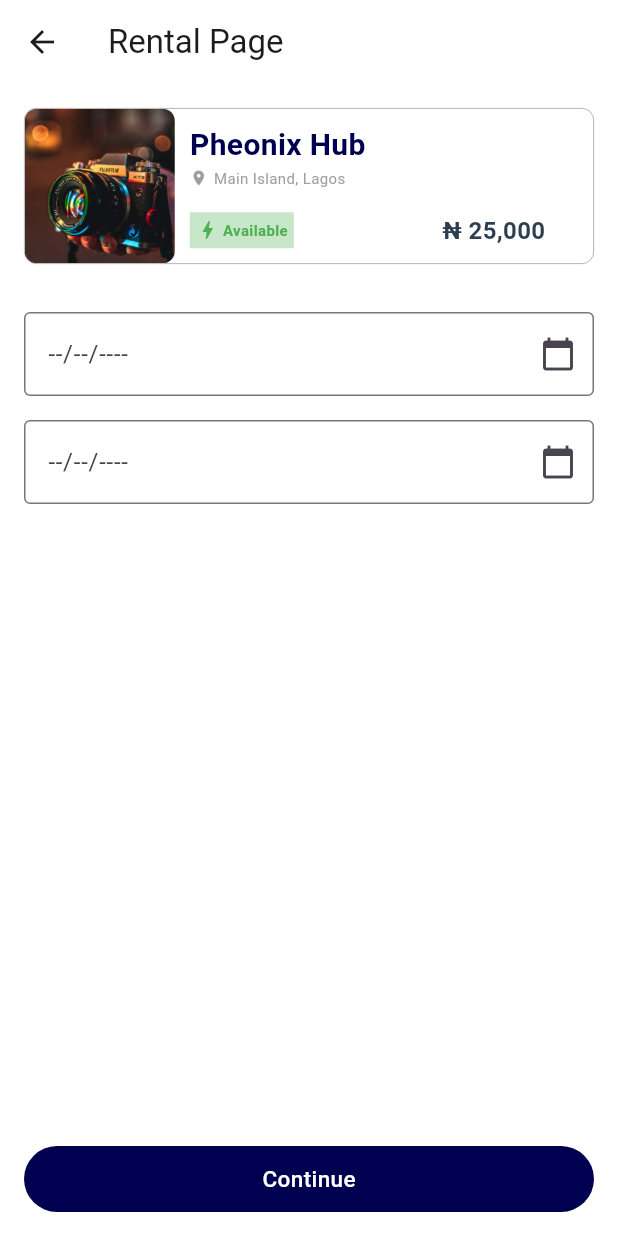
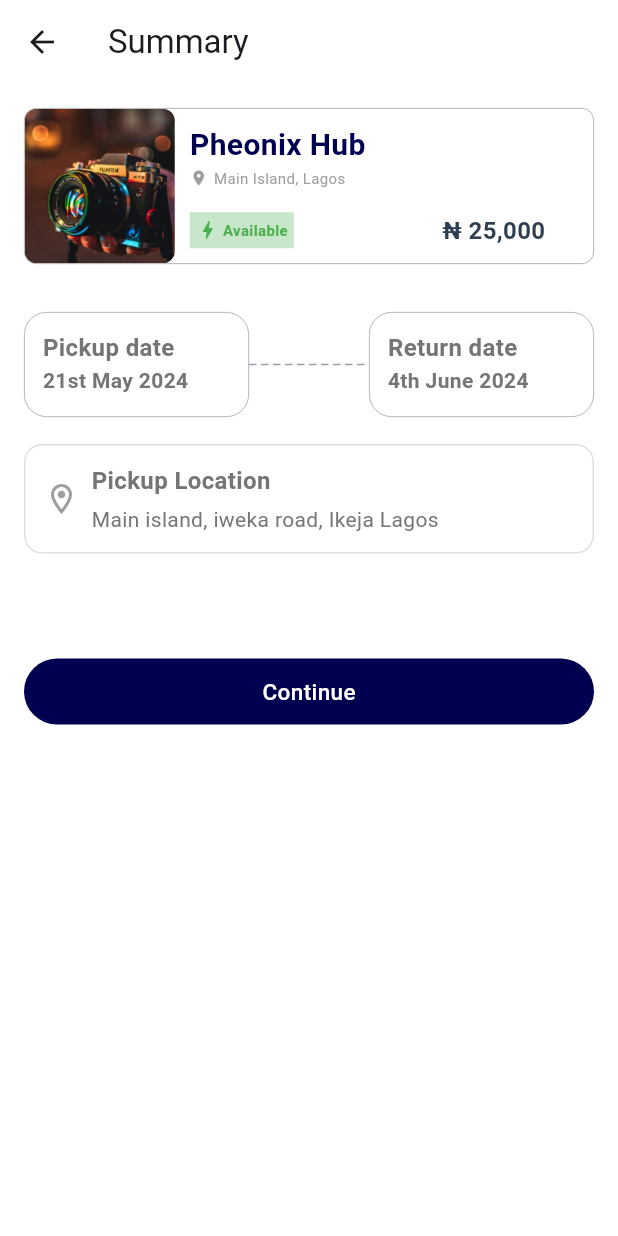
Before and after one commit to tivitea-africa/tiviteamobile, a Flutter app: the RentalPage screen opened directly, after a tap on "Continue", on a phone screen of 412 x 824 dp. Run offline on Flutter 3.47's test engine with Material 3 defaults, Android fonts, the phone set to English and light mode, and no system bars; our stand-ins replace gap, go_router, iconsax.

Commit message:
feat: updated UI

```diff
--- a/lib/screens/home_section/pages/rent_page.dart
+++ b/lib/screens/home_section/pages/rent_page.dart
@@ -4,6 +4,7 @@ import 'package:intl/intl.dart';
 import 'package:tivi_tea/core/const/app_colors.dart';
 import 'package:tivi_tea/core/widget/reusbale_buttons.dart';
 import 'package:tivi_tea/core/widget/reusbale_containers.dart';
+import 'package:tivi_tea/screens/home_section/pages/summary_page.dart';
 
 class RentalPage extends StatefulWidget {
   @override
@@ -36,7 +37,7 @@ class _RentalPageState extends State<RentalPage> {
   Widget build(BuildContext context) {
     return Scaffold(
       appBar: AppBar(
-        title: const Text('Rental Page'),
+        title: const Text('Start Rentingl Page'),
       ),
       body: Padding(
         padding: const EdgeInsets.all(16.0),
@@ -68,17 +69,17 @@ class _RentalPageState extends State<RentalPage> {
                 border: const OutlineInputBorder(),
               ),
             ),
-            const Spacer(),
+            const Gap(70),
             FullButton(
               text: 'Continue',
               width: double.infinity,
               height: 44,
               onPressed: () {
-                // Navigator.of(context).push(
-                //   MaterialPageRoute(
-                //     builder: (context) => const SignInScreen(),
-                //   ),
-                // );
+                Navigator.of(context).push(
+                  MaterialPageRoute(
+                    builder: (context) => const SummaryPage(),
+                  ),
+                );
               },
               color: Colors.white,
               bgColor: AppColors.deepBlue,
--- /dev/null
+++ b/lib/screens/home_section/pages/summary_page.dart
@@ -0,0 +1,180 @@
+import 'package:flutter/material.dart';
+import 'package:gap/gap.dart';
+import 'package:intl/intl.dart';
+import 'package:tivi_tea/core/const/app_colors.dart';
+import 'package:tivi_tea/core/widget/reusbale_buttons.dart';
+import 'package:tivi_tea/core/widget/reusbale_containers.dart';
+
+class SummaryPage extends StatefulWidget {
+  const SummaryPage({super.key});
+
+  @override
+  _SummaryPageState createState() => _SummaryPageState();
+}
+
+class _SummaryPageState extends State<SummaryPage> {
+  @override
+  Widget build(BuildContext context) {
+    return Scaffold(
+      appBar: AppBar(
+        title: const Text('Summary'),
+      ),
+      body: Padding(
+        padding: const EdgeInsets.all(16.0),
+        child: Column(
+          crossAxisAlignment: CrossAxisAlignment.start,
+          children: [
+            const CustomCard(),
+            const Gap(16),
+            const DatePicker(),
+            const Gap(18),
+            conContainer1(),
+            const Gap(70),
+            FullButton(
+              text: 'Continue',
+              width: double.infinity,
+              height: 44,
+              onPressed: () {
+                // Navigator.of(context).push(
+                //   MaterialPageRoute(
+                //     builder: (context) => const SignInScreen(),
+                //   ),
+                // );
+              },
+              color: Colors.white,
+              bgColor: AppColors.deepBlue,
+            ),
+          ],
+        ),
+      ),
+    );
+  }
+
+  Widget conContainer1() {
+    return Container(
+      padding: const EdgeInsets.all(12),
+      decoration: BoxDecoration(
+        border: Border.all(color: Colors.grey[300]!),
+        borderRadius: BorderRadius.circular(12),
+      ),
+      child: Row(
+        children: [
+          const Icon(
+            Icons.location_on_outlined,
+            color: Colors.grey,
+          ),
+          const SizedBox(width: 8),
+          Column(
+            crossAxisAlignment: CrossAxisAlignment.start,
+            children: [
+              Text(
+                'Pickup Location',
+                style: TextStyle(
+                  fontWeight: FontWeight.w600,
+                  fontSize: 16,
+                  color: Colors.grey[600],
+                ),
+              ),
+              const SizedBox(height: 4),
+              Text(
+                'Main island, iweka road, Ikeja Lagos',
+                style: TextStyle(
+                  fontWeight: FontWeight.w400,
+                  fontSize: 14,
+                  color: Colors.grey[600],
+                ),
+              ),
+            ],
+          ),
+        ],
+      ),
+    );
+  }
+}
+
+class DatePicker extends StatelessWidget {
+  const DatePicker({super.key});
+
+  @override
+  Widget build(BuildContext context) {
+    return Row(
+      mainAxisAlignment: MainAxisAlignment.start,
+      children: [
+        contContainer(
+          'Pickup date',
+          '21st May 2024',
+        ),
+        Expanded(
+          child: SizedBox(
+            width: 20,
+            child: CustomPaint(
+              painter: DottedLinePainter(),
+            ),
+          ),
+        ),
+        contContainer(
+          'Return date',
+          '4th June 2024',
+        ),
+      ],
+    );
+  }
+
+  Widget contContainer(String title, String date) {
+    return Container(
+      width: 150,
+      height: 70,
+      decoration: BoxDecoration(
+        border: Border.all(color: const Color(0xFF9D9DAA), width: 0.5),
+        borderRadius: BorderRadius.circular(15),
+      ),
+      padding: const EdgeInsets.all(12),
+      child: Column(
+        crossAxisAlignment: CrossAxisAlignment.start,
+        children: [
+          Text(
+            title,
+            style: TextStyle(
+              fontWeight: FontWeight.w600,
+              fontSize: 16,
+              color: Colors.grey[600],
+            ),
+          ),
+          Text(
+            date,
+            style: TextStyle(
+              fontWeight: FontWeight.w600,
+              fontSize: 14,
+              color: Colors.grey[600],
+            ),
+          ),
+        ],
+      ),
+    );
+  }
+}
+
+class DottedLinePainter extends CustomPainter {
+  @override
+  void paint(Canvas canvas, Size size) {
+    var paint = Paint()
+      ..color = const Color(0xFF9D9DAA)
+      ..strokeWidth = 1
+      ..style = PaintingStyle.stroke;
+
+    var max = size.width;
+    var dashWidth = 5;
+    var dashSpace = 3;
+    double startX = 0;
+
+    while (startX < max) {
+      canvas.drawLine(Offset(startX, 0), Offset(startX + dashWidth, 0), paint);
+      startX += dashWidth + dashSpace;
+    }
+  }
+
+  @override
+  bool shouldRepaint(CustomPainter oldDelegate) {
+    return false;
+  }
+}
```
